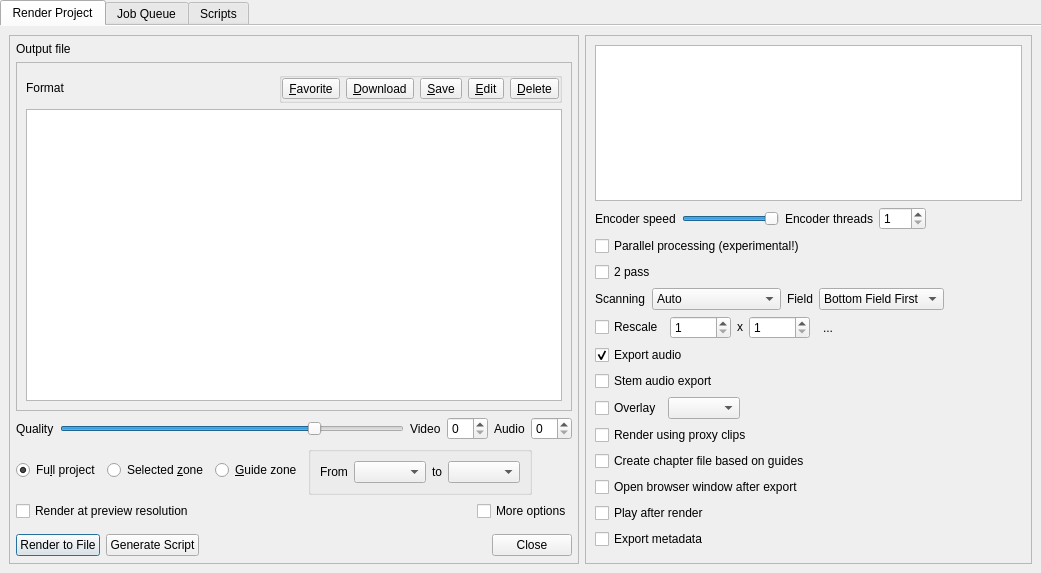
The window that src/ui/renderwidget_ui.ui (KDE/kdenlive) describes before a commit, drawn with Qt 5.
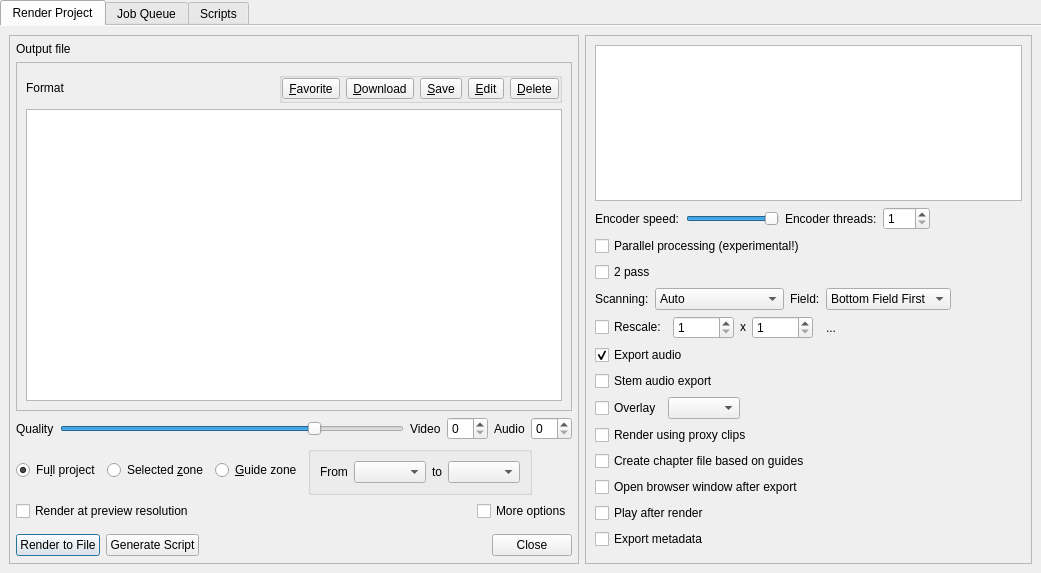
The same window after the commit. Custom widgets are drawn as their Qt base class.

```diff
--- a/src/ui/renderwidget_ui.ui
+++ b/src/ui/renderwidget_ui.ui
@@ -446,7 +446,7 @@
                <string>For a given quality, tune the compromise between encoding time and output file size (faster encoding ends with larger file)</string>
               </property>
               <property name="text">
-               <string>Encoder speed</string>
+               <string>Encoder speed:</string>
               </property>
              </widget>
             </item>
@@ -478,7 +478,7 @@
             <item>
              <widget class="QLabel" name="threadsLabel">
               <property name="text">
-               <string>Encoder threads</string>
+               <string>Encoder threads:</string>
               </property>
              </widget>
             </item>
@@ -532,7 +532,7 @@
             <item>
              <widget class="QLabel" name="scanningLabel">
               <property name="text">
-               <string>Scanning</string>
+               <string>Scanning:</string>
               </property>
              </widget>
             </item>
@@ -558,7 +558,7 @@
             <item>
              <widget class="QLabel" name="label">
               <property name="text">
-               <string>Field</string>
+               <string>Field:</string>
               </property>
              </widget>
             </item>
@@ -596,7 +596,7 @@
             <item>
              <widget class="QCheckBox" name="rescale">
               <property name="text">
-               <string>Rescale</string>
+               <string>Rescale:</string>
               </property>
              </widget>
             </item>
```
Left out of the diff: 10 changed lines with no effect on the pictures.
